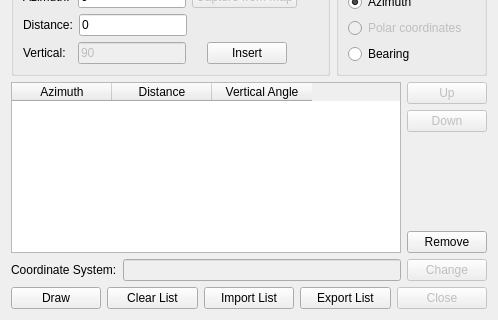
Before: the Qt Designer form ui.ui in mpetroff/qgsazimuth, drawn with Qt 5; both pictures show x 0 to 498 and y 300 to 620 of the 498 by 620 pixel window.
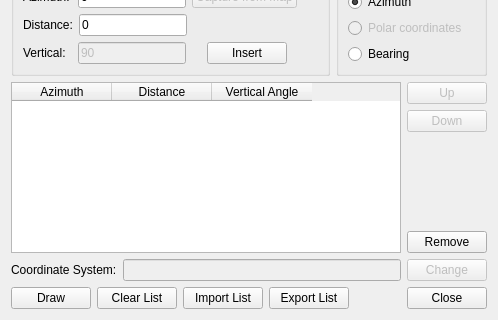
After: the same form once the commit is applied.

The edit to the form file:
```diff
--- a/ui.ui
+++ b/ui.ui
@@ -853,10 +853,23 @@
        </property>
       </widget>
      </item>
+     <item>
+      <spacer name="horizontalSpacer" >
+       <property name="orientation" >
+        <enum>Qt::Horizontal</enum>
+       </property>
+       <property name="sizeHint" stdset="0" >
+        <size>
+         <width>40</width>
+         <height>20</height>
+        </size>
+       </property>
+      </spacer>
+     </item>
      <item>
       <widget class="QPushButton" name="pushButton_13" >
        <property name="enabled" >
-        <bool>false</bool>
+        <bool>true</bool>
        </property>
        <property name="text" >
         <string>Close</string>
```
Left out of the diff: 37 changed lines with no effect on the pictures.
